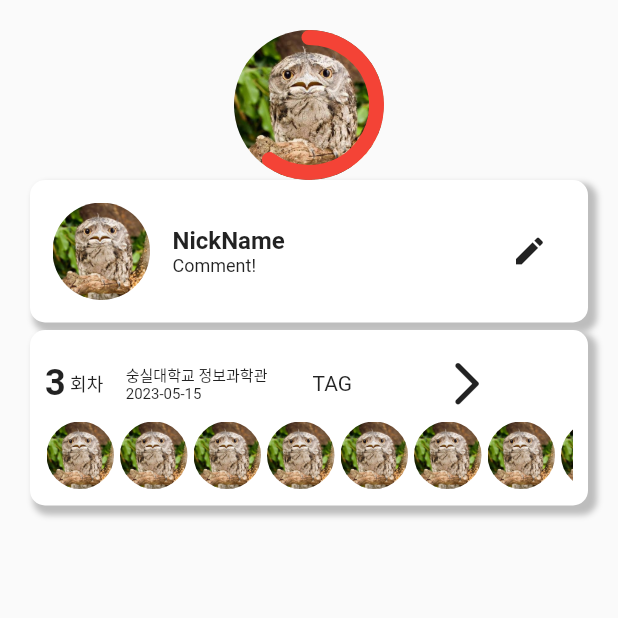
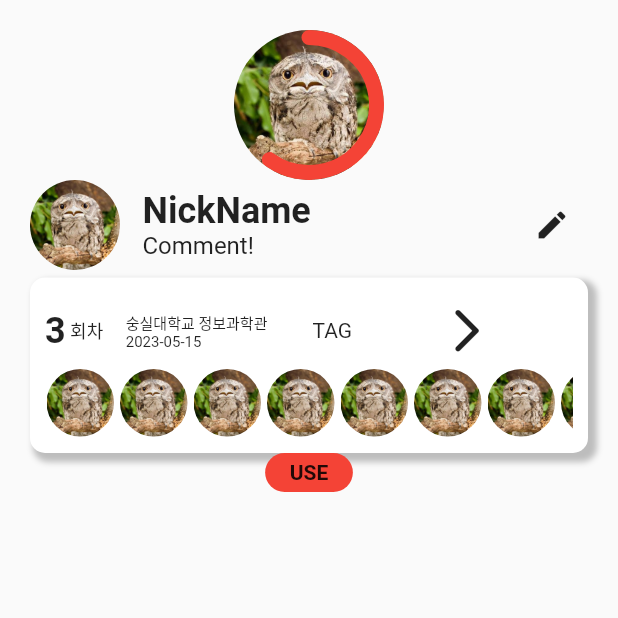
Before and after one commit to rbgus2002/cactusdy, a Flutter app: the screen it shows after launch, after a tap on "Work Space Screen", on a phone screen of 412 x 824 dp, the top half of it. Run offline on Flutter 3.47's test engine with Material 2 defaults, Android fonts, the phone set to English and light mode, and no system bars.

Commit message:
[F] Change : Home : Home Route 테스트 및 일부 수정

```diff
--- a/frontend/lib/routes/work_space_route.dart
+++ b/frontend/lib/routes/work_space_route.dart
@@ -1,3 +1,5 @@
+import 'dart:developer';
+
 import 'package:flutter/material.dart';
 import 'package:group_study_app/models/user.dart';
 import 'package:group_study_app/themes/color_styles.dart';
@@ -7,6 +9,7 @@ import 'package:group_study_app/utilities/test.dart';
 import 'package:group_study_app/widgets/circle_button.dart';
 import 'package:group_study_app/widgets/panels/round_info_panel.dart';
 import 'package:group_study_app/widgets/percent_graphs/percent_graph.dart';
+import 'package:group_study_app/widgets/tag.dart';
 import 'package:group_study_app/widgets/user_line_profile.dart';
 import 'package:group_study_app/widgets/user_list_button.dart';
 
@@ -34,6 +37,7 @@ class _WorkSpaceRoute extends State<StatefulWidget> {
                   height: 5,
                 ),
                 RoundInfoPanel(roundIdx: 3, place: "숭실대학교 정보과학관", date: DateTime.now(), userList: List<User>.generate(30, (index) => User(index, "d", "d"))),
+                UserStateTag(text: "USE", color: Colors.red,)
               ],
             )
           )
--- a/frontend/lib/widgets/user_line_profile.dart
+++ b/frontend/lib/widgets/user_line_profile.dart
@@ -25,15 +25,11 @@ class UserLineProfile extends StatelessWidget {
 
   @override
   Widget build(BuildContext context) {
-    return Panel(
-      backgroundColor: Colors.white,
-      boxShadows: Design.basicShadows,
-
-      child: Row(
+    return Row(
       mainAxisAlignment: MainAxisAlignment.center,
 
       children: [
-          CircleButton(scale: 65.0, onTap: onTap, child: image,), //< FIXME : size should be calculated
+        CircleButton(scale: 60.0, onTap: onTap, child: image,), //< FIXME : size should be calculated
         const SizedBox(width: Design.padding,),
         Flexible(
           fit: FlexFit.tight,
@@ -42,14 +38,13 @@ class UserLineProfile extends StatelessWidget {
             crossAxisAlignment: CrossAxisAlignment.start,
 
             children: [
-                Text(nickName, maxLines: 1, style: TextStyles.titleSmall,),
-                Text(comment, maxLines: 1, style: TextStyles.bodyMedium,),
+              Text(nickName, maxLines: 1, style: TextStyles.titleLarge,),
+              Text(comment, maxLines: 1, style: TextStyles.bodyLarge,),
               ],
             ),
           ),
-          IconButton(onPressed: (){}, icon: AppIcons.edit),
+        IconButton(onPressed: (){}, icon: AppIcons.edit), //< FIXME
         ],
-        ),
     );
   }
 }
```
Also changed, not shown: frontend/lib/routes/home_route.dart (+17 -6 lines), frontend/lib/widgets/panels/study_group_panel.dart (added, +65 -0 lines). Lines whose indentation alone changed are shown as unchanged.
